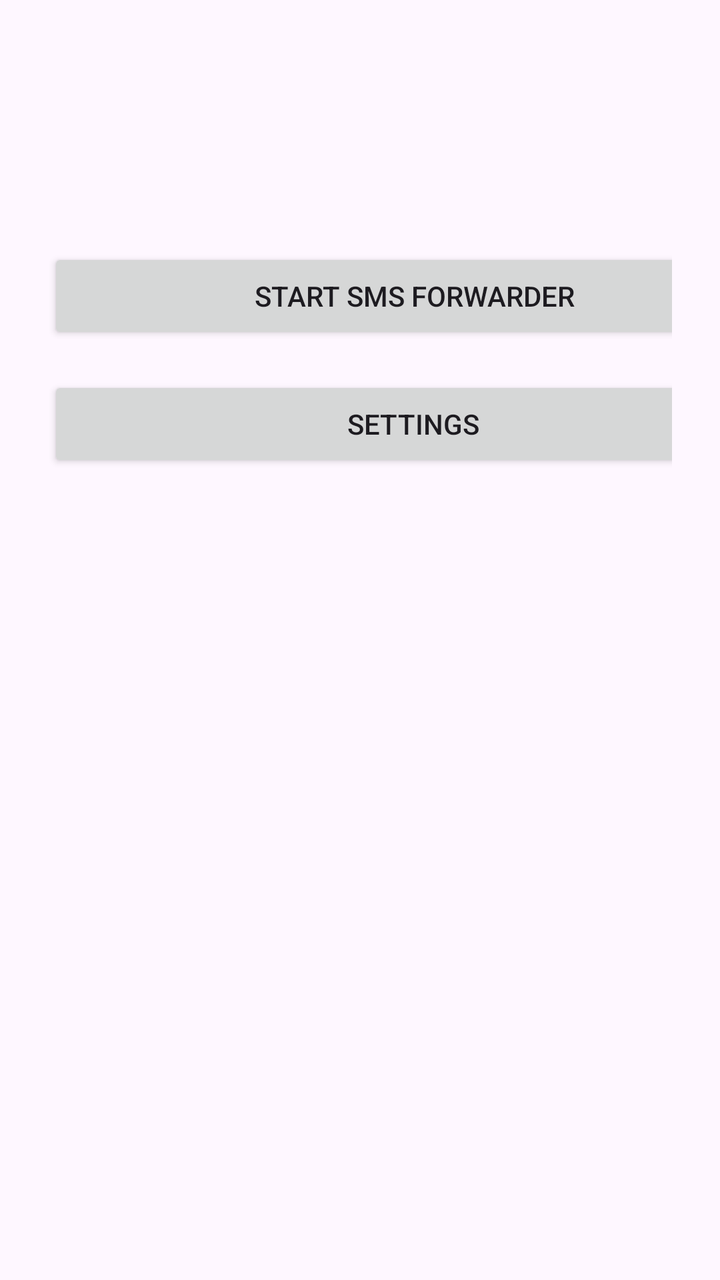
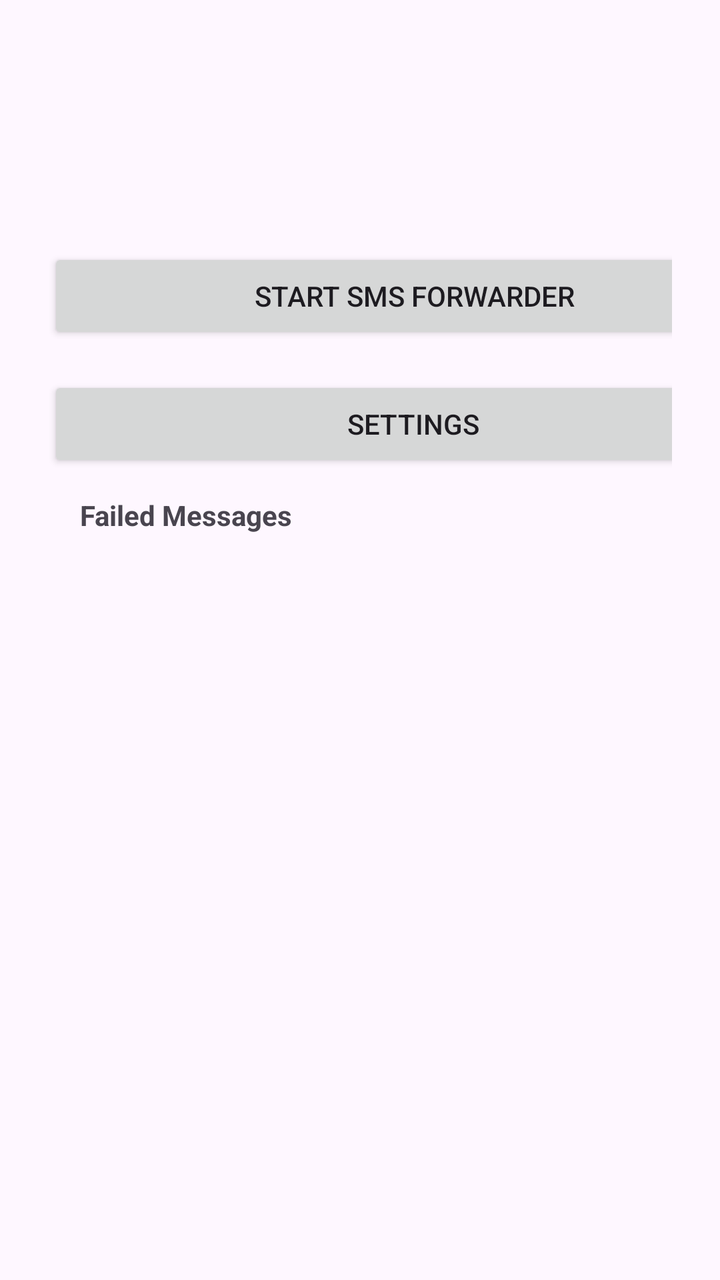

Compare the two renders of this Android layout. The source of the first and the diff that turns it into the second are given below.
<!-- AndroidManifest.xml: activity theme Theme.Material3.DayNight.NoActionBar -->
<!-- res/layout/activity_main.xml -->
<LinearLayout xmlns:android="http://schemas.android.com/apk/res/android"
    android:layout_width="match_parent"
    android:layout_height="match_parent"
    android:orientation="vertical"
    android:padding="24dp">

    <Button
        android:id="@+id/btnStartService"
        android:layout_width="366dp"
        android:layout_height="wrap_content"
        android:layout_marginTop="100dp"
        android:text="Start SMS Forwarder" />

    <Button
        android:id="@+id/btnSettings"
        android:layout_width="365dp"
        android:layout_height="wrap_content"
        android:layout_marginTop="16dp"
        android:text="Settings" />

</LinearLayout>
<!-- resources referenced by this layout -->
<resources>

</resources>

<!-- the commit's change to res/layout/activity_main.xml (unified diff, before → after) -->
@@ -18,4 +18,22 @@
         android:layout_marginTop="16dp"
         android:text="Settings" />
 
+    <TextView
+        android:id="@+id/tvFailedLabel"
+        android:layout_width="match_parent"
+        android:layout_height="wrap_content"
+        android:text="Failed Messages"
+        android:textStyle="bold"
+        android:paddingStart="16dp"
+        android:paddingTop="12dp"
+        android:paddingBottom="4dp" />
+
+    <ListView
+        android:id="@+id/listFailedMessages"
+        android:layout_width="match_parent"
+        android:layout_height="0dp"
+        android:layout_weight="1"
+        android:divider="@android:color/darker_gray"
+        android:dividerHeight="1dp" />
+
 </LinearLayout>
